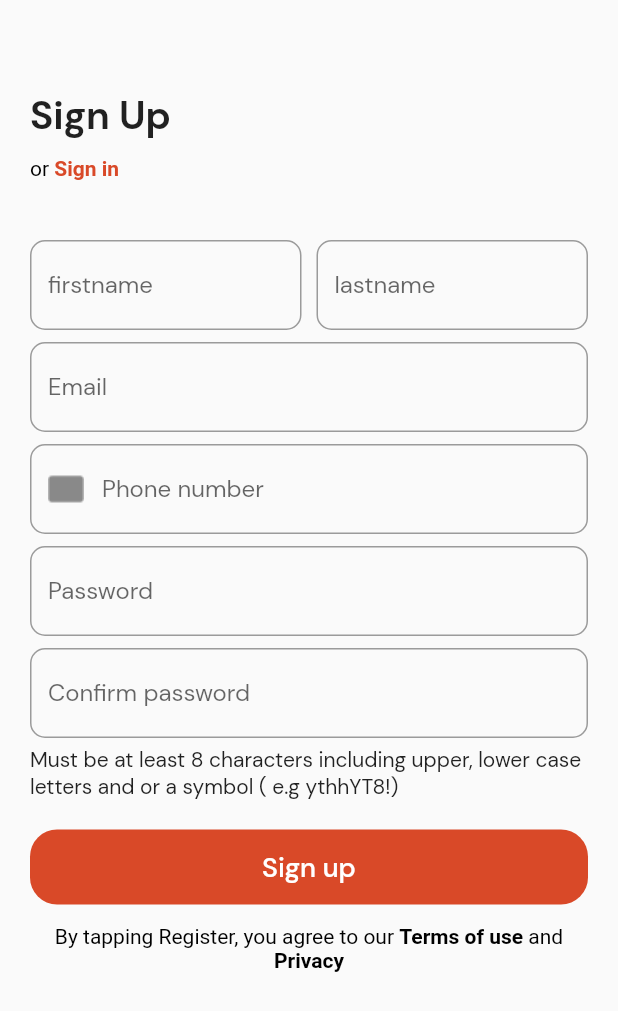
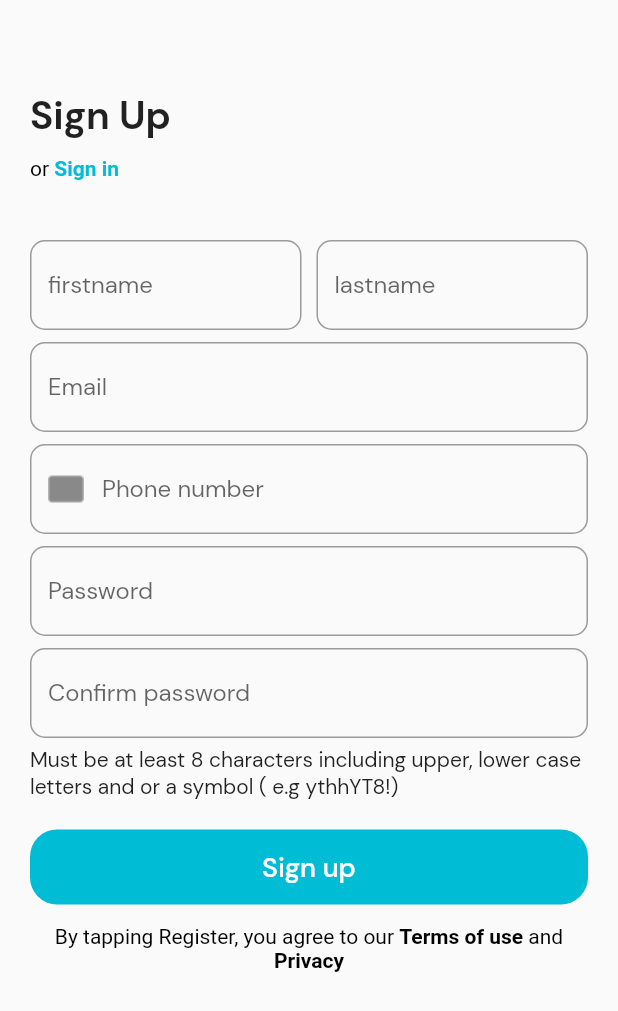
Before and after one commit to antoniomedeiros1/semente_app, a Flutter app: the SignUpPage screen opened directly, on a phone screen of 412 x 824 dp. Shown: the top 1011 px of the screen. Run offline on Flutter 3.47's test engine with Material 2 defaults, Android fonts, the light colour scheme and no system bars; our stand-ins replace firebase_auth, firebase_core, font_awesome_flutter, google_sign_in; accounts and stored records are empty; network calls fail.

Commit message:
modificação das cores tema

```diff
--- a/lib/screens/homepage.dart
+++ b/lib/screens/homepage.dart
@@ -16,13 +16,12 @@ class _HomePageState extends State<HomePage> {
   Widget build(BuildContext context) {
     return Scaffold(
       appBar: AppBar(
-        backgroundColor: Color(0xffD94928),
+        backgroundColor: Colors.cyan,
         actions: [
           IconButton(
             icon: Icon(Icons.logout),
             onPressed: () {
               context.read<AuthenticationService>().signOut();
-              context.read<GoogleSignInProvider>().googleSignOut();
             },
           ),
         ],
--- a/lib/screens/signup.dart
+++ b/lib/screens/signup.dart
@@ -16,10 +16,9 @@ class SignUpPage extends StatefulWidget {
 }
 
 class _SignUpPageState extends State<SignUpPage> {
-  final Color buttonColor = Color(0xffD94928);
+  final Color buttonColor = Colors.cyan;
   final TextEditingController emailController = TextEditingController();
   final TextEditingController passwordController = TextEditingController();
-  bool _isObscure = true;
   @override
   Widget build(BuildContext context) {
     return Scaffold(
@@ -64,7 +63,7 @@ class _SignUpPageState extends State<SignUpPage> {
                                 },
                               style: TextStyle(
                                 fontWeight: FontWeight.bold,
-                                color: Color(0xffD94928),
+                                color: Colors.cyan,
                               ),
                             ),
                           ],
--- a/lib/services/authentication_service.dart
+++ b/lib/services/authentication_service.dart
@@ -2,7 +2,6 @@ import 'package:firebase_auth/firebase_auth.dart';
 import 'package:flutter/cupertino.dart';
 import 'package:flutter/foundation.dart';
 import 'package:flutter/material.dart';
-import 'package:google_sign_in/google_sign_in.dart';
 
 class AuthenticationService extends ChangeNotifier {
   //Email Signin
@@ -35,8 +34,10 @@ class AuthenticationService extends ChangeNotifier {
           email: email, password: password);
 
       notifyListeners();
+      print("signed up");
       return "Signed up";
     } on FirebaseAuthException catch (e) {
+      print(e.message);
       return e.message;
     }
   }
```
Also changed, not shown: lib/main.dart (+17 -2 lines), 1 other file.
